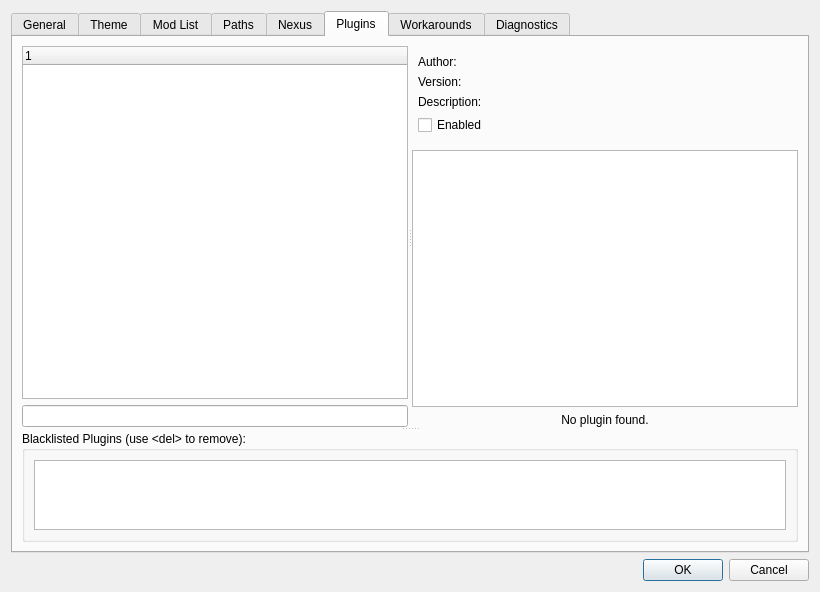
Above: src/settingsdialog.ui from ModOrganizer2/modorganizer before the change. Below: the same form after it.
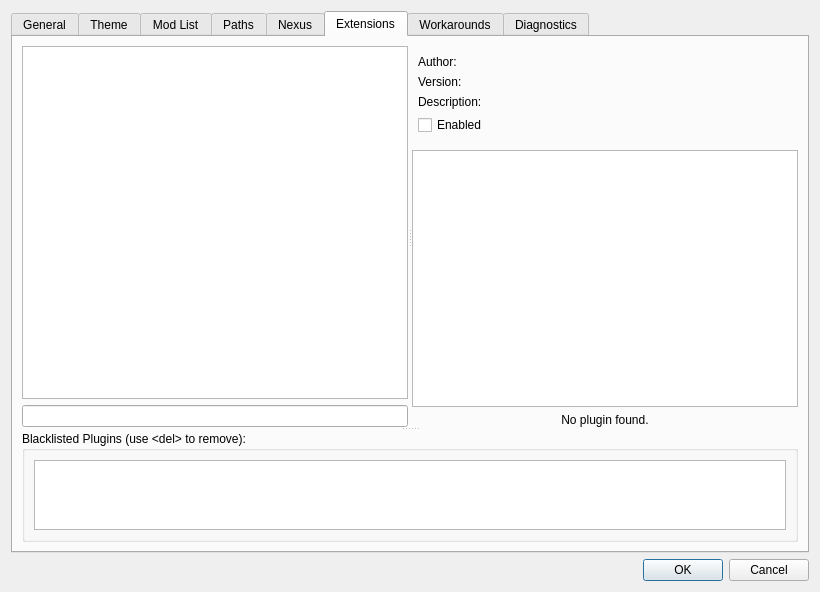
That is the form after the change. The open tabs and pages were chosen to show the change. Icons and pictures are not drawn. Custom widgets are drawn as their Qt base class.

Commit message: Start working on extensions tab in settings.

The edit to the form file:
```diff
--- a/src/settingsdialog.ui
+++ b/src/settingsdialog.ui
@@ -1478,7 +1478,7 @@
      </widget>
      <widget class="QWidget" name="pluginsTab">
       <attribute name="title">
-       <string>Plugins</string>
+       <string>Extensions</string>
       </attribute>
       <layout class="QVBoxLayout" name="verticalLayout_9">
        <item>
@@ -1532,13 +1532,7 @@
                 <number>0</number>
                </property>
                <item>
-                <widget class="QTreeWidget" name="pluginsList">
-                 <column>
-                  <property name="text">
-                   <string notr="true">1</string>
-                  </property>
-                 </column>
-                </widget>
+                <widget class="QListWidget" name="extensionsList"/>
                </item>
                <item>
                 <layout class="QHBoxLayout" name="horizontalLayout_4">
```
Left out of the diff: 2 changed lines with no effect on the pictures. The commit also changes 14 other files.
